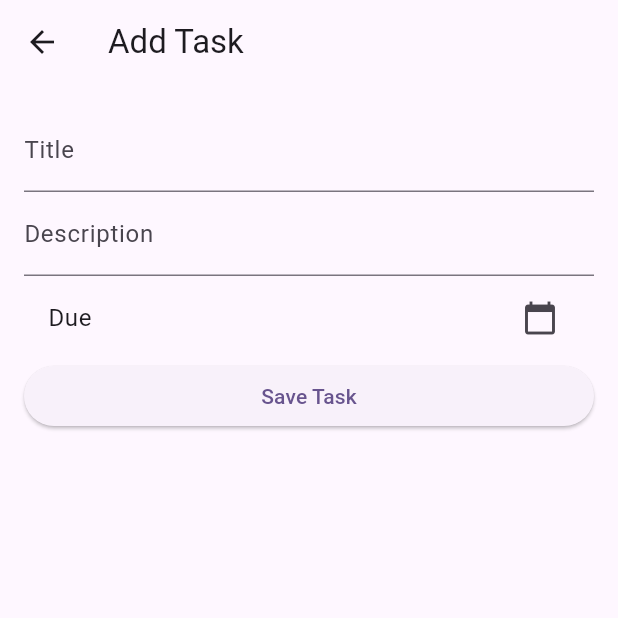
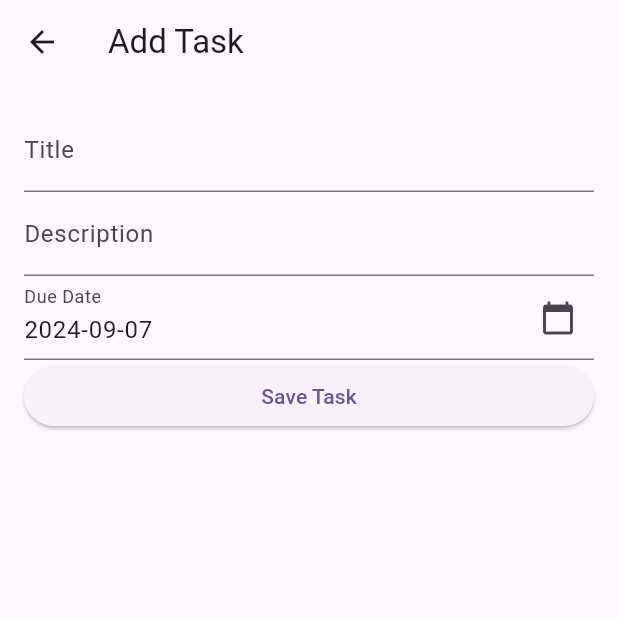
Before and after one commit to samueltezera28/Task-Management-App, a Flutter app: the AddEditTaskScreen screen opened directly, on a phone screen of 412 x 824 dp, the top half of it. Run offline on Flutter 3.47's test engine with Material 3 defaults, Android fonts, the phone set to English and light mode, and no system bars; our stand-ins replace sqflite; accounts and stored records are empty.

Commit message:
chore: Add due date field to AddEditTaskScreen

```diff
--- a/lib/pages/AddTaskPage.dart
+++ b/lib/pages/AddTaskPage.dart
@@ -1,4 +1,5 @@
 import 'package:flutter/material.dart';
+import 'package:intl/intl.dart';
 import 'package:provider/provider.dart';
 import 'package:task_management_app/model/taskProvider.dart';
 
@@ -15,6 +16,7 @@ class _AddEditTaskScreenState extends State<AddEditTaskScreen> {
   final _formKey = GlobalKey<FormState>();
   final _titleController = TextEditingController();
   final _descriptionController = TextEditingController();
+  final _dueDateController = TextEditingController();
   DateTime _dueDate = DateTime.now();
   bool _isCompleted = false;
 
@@ -25,7 +27,10 @@ class _AddEditTaskScreenState extends State<AddEditTaskScreen> {
       _titleController.text = widget.task!['title'];
       _descriptionController.text = widget.task!['description'];
       _dueDate = DateTime.parse(widget.task!['dueDate']);
+      _dueDateController.text = _dueDate.toLocal().toString().split(' ')[0];
       _isCompleted = widget.task!['isCompleted'] == 1;
+    } else {
+      _dueDateController.text = _dueDate.toLocal().toString().split(' ')[0];
     }
   }
 
@@ -61,9 +66,13 @@ class _AddEditTaskScreenState extends State<AddEditTaskScreen> {
                   return null;
                 },
               ),
-              ListTile(
-                title: Text('Due Date: ${_dueDate.toLocal()}'.split(' ')[0]),
-                trailing: Icon(Icons.calendar_today),
+              TextFormField(
+                controller: _dueDateController,
+                decoration: InputDecoration(
+                  labelText: 'Due Date',
+                  suffixIcon: Icon(Icons.calendar_today),
+                ),
+                readOnly: true,
                 onTap: _selectDueDate,
               ),
               ElevatedButton(
@@ -91,6 +100,7 @@ class _AddEditTaskScreenState extends State<AddEditTaskScreen> {
     if (picked != null && picked != _dueDate) {
       setState(() {
         _dueDate = picked;
+        _dueDateController.text = _dueDate.toLocal().toString().split(' ')[0];
       });
     }
   }
@@ -99,7 +109,7 @@ class _AddEditTaskScreenState extends State<AddEditTaskScreen> {
     final task = {
       'title': _titleController.text,
       'description': _descriptionController.text,
-      'dueDate': _dueDate.toIso8601String(),
+      'dueDate': DateFormat('yyyy-MM-dd').format(_dueDate),
       'isCompleted': _isCompleted ? 1 : 0,
     };
     if (widget.task == null) {
```
